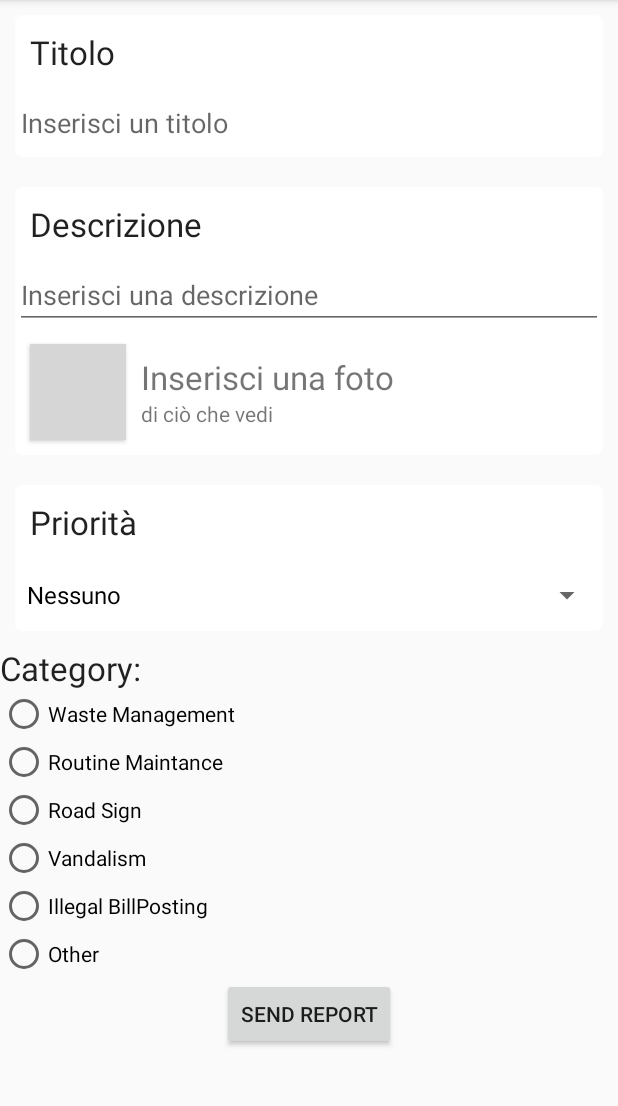
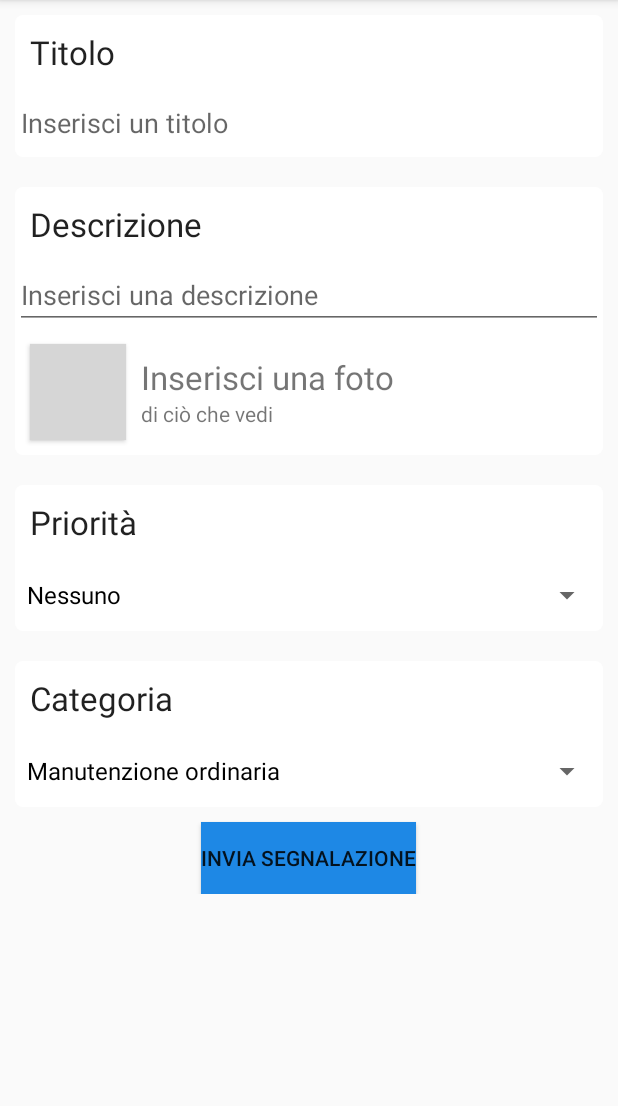
Before and after one commit to ggranata89/ProgettoSE, an Android app: the fragment FragmentReport shown on its own in the app's theme, on a phone screen of 412 x 824 dp, the part 84-1190 px from its top. Run offline under Robolectric (Android 15) with nearby library versions, the phone set to English and light mode, and no system bars; libraries missing offline, so code that uses them is left out: com.gc.materialdesign; plain views replace ButtonFloat; 2 statements that could not run were skipped; grey boxes are pictures that could not be loaded.

Commit message:
GUI segnalazione modificata

```diff
--- a/app/build.gradle
+++ b/app/build.gradle
@@ -9,7 +9,7 @@ android {
         minSdkVersion 15
         targetSdkVersion 21
         versionCode 1
-        versionName "0.3.1"
+        versionName "0.6.1"
     }
     buildTypes {
         release {
@@ -22,7 +22,8 @@ android {
 dependencies {
     compile fileTree(dir: 'libs', include: ['*.jar'])
     compile 'com.android.support:appcompat-v7:22.1.1'
-    compile 'com.github.navasmdc:MaterialDesign:1.+@aar'
+    compile 'com.nineoldandroids:library:2.4.+'
+    compile 'com.github.navasmdc:MaterialDesign:1.5@aar'
     compile 'it.neokree:MaterialNavigationDrawer:1.3.2'
     compile 'com.google.android.gms:play-services:7.3.0'
 }
--- a/app/src/main/java/com/example/ricky/mycity/FragmentReport.java
+++ b/app/src/main/java/com/example/ricky/mycity/FragmentReport.java
@@ -27,6 +27,8 @@ import android.widget.ImageButton;
 import android.widget.RadioGroup;
 import android.widget.Spinner;
 import android.widget.Toast;
+
+import com.gc.materialdesign.views.ButtonFloat;
 
 import org.apache.http.HttpResponse;
 import org.apache.http.client.HttpClient;
@@ -62,14 +64,28 @@ public class FragmentReport extends Fragment implements Costanti,View.OnClickLis
 
         tvTitle = (EditText) rootView.findViewById(R.id.report_title);
         tvDescription = (EditText) rootView.findViewById(R.id.report_body);
-        //PriorityGroup = (RadioGroup) rootView.findViewById(R.id.Priority_RadioGroup);
         Spinner prioritySpinner = (Spinner) rootView.findViewById(R.id.priority);
         ArrayAdapter<CharSequence> adapter = ArrayAdapter.createFromResource(getActivity(),R.array.priority_array, android.R.layout.simple_spinner_dropdown_item);
         adapter.setDropDownViewResource(android.R.layout.simple_spinner_dropdown_item);
         prioritySpinner.setAdapter(adapter);
         prioritySpinner.setOnItemSelectedListener(this);
-        CategoryGroup = (RadioGroup) rootView.findViewById(R.id.Category_RadioGroup);
+        Spinner categorySpinner = (Spinner) rootView.findViewById(R.id.category);
+        ArrayAdapter<CharSequence> adapter1 = ArrayAdapter.createFromResource(getActivity(), R.array.category_array, android.R.layout.simple_spinner_dropdown_item);
+        adapter1.setDropDownViewResource(android.R.layout.simple_spinner_dropdown_item);
+        categorySpinner.setAdapter(adapter1);
+        categorySpinner.setSelection(1);
+        categorySpinner.setOnItemSelectedListener(new AdapterView.OnItemSelectedListener() {
+            @Override
+            public void onItemSelected(AdapterView<?> adapterView, View view, int i, long l) {
+                Log.d("LISTENER CATEGORY", "CATEGORY: " + i);
+                category_index = i;
+            }
 
+            @Override
+            public void onNothingSelected(AdapterView<?> adapterView) {
+                //TODO
+            }
+        });
         SharedPreferences user_details = this.getActivity().getSharedPreferences("userDetails", Context.MODE_PRIVATE);
         sessid = user_details.getString("sessid","");
         session_name = user_details.getString("session_name", "");
@@ -79,12 +95,15 @@ public class FragmentReport extends Fragment implements Costanti,View.OnClickLis
         latitude = args.getDouble("latitude", 0.0);
         longitude = args.getDouble("longitude", 0.0);
 
-        Button b = (Button) rootView.findViewById(R.id.send_report);
-        b.setOnClickListener(this);
-
         cameraButton = (ImageButton) rootView.findViewById(R.id.camera);
         cameraButton.setOnClickListener(this);
         return rootView;
+    }
+
+    public void sendMyReport(){
+        title = tvTitle.getText().toString().trim();
+        description = tvDescription.getText().toString().trim();
+        new doSendReport().execute();
     }
 
     @Override
@@ -94,25 +113,13 @@ public class FragmentReport extends Fragment implements Costanti,View.OnClickLis
 
     @Override
     public void onNothingSelected(AdapterView<?> adapterView) {
-
+        //TODO
     }
 
     @Override
     public void onClick(View v) {
 
         switch (v.getId()) {
-            case R.id.send_report:
-                title = tvTitle.getText().toString().trim();
-                description = tvDescription.getText().toString().trim();
-                //int radioButtonID = PriorityGroup.getCheckedRadioButtonId();
-                //View radioButton = PriorityGroup.findViewById(radioButtonID);
-                //priority_index = PriorityGroup.indexOfChild(radioButton);
-                int radioButtonID = CategoryGroup.getCheckedRadioButtonId();
-                View radioButton = CategoryGroup.findViewById(radioButtonID);
-                category_index = CategoryGroup.indexOfChild(radioButton);
-                new doSendReport().execute();
-                break;
-
             case R.id.camera:
                 Intent intent = new Intent(MediaStore.ACTION_IMAGE_CAPTURE);
 
--- a/app/src/main/java/com/example/ricky/mycity/MainActivity.java
+++ b/app/src/main/java/com/example/ricky/mycity/MainActivity.java
@@ -15,6 +15,7 @@ import android.location.LocationManager;
 import android.os.AsyncTask;
 import android.os.Bundle;
 import android.util.Log;
+import android.view.View;
 import android.widget.Toast;
 
 import org.json.JSONException;
@@ -81,6 +82,10 @@ public class MainActivity extends MaterialNavigationDrawer implements MaterialAc
         this.addSubheader(getAppVersion());
 
         this.addBottomSection(newSection(getString(R.string.bottom), R.mipmap.settings, new Intent(this,Settings.class)));
+    }
+
+    public void sendReport(View view){
+        fragmentReport.sendMyReport();
     }
 
     private void getMyLocation() {
--- a/app/src/main/res/layout/fragment_report.xml
+++ b/app/src/main/res/layout/fragment_report.xml
@@ -1,6 +1,8 @@
 <?xml version="1.0" encoding="utf-8"?>
 
-<ScrollView xmlns:android="http://schemas.android.com/apk/res/android"
+<ScrollView
+    xmlns:android="http://schemas.android.com/apk/res/android"
+    xmlns:materialdesign="http://schemas.android.com/apk/res-auto"
     android:layout_width="fill_parent"
     android:layout_height="wrap_content">
 
@@ -142,19 +144,28 @@
     </RadioGroup>-->
         </LinearLayout>
 
+    <LinearLayout
+        android:layout_width="match_parent"
+        android:layout_height="wrap_content"
+        android:orientation="vertical"
+        android:layout_margin="10dp"
+        android:background="@drawable/layout_bg">
+
     <TextView
         android:layout_width="wrap_content"
         android:layout_height="wrap_content"
         android:textAppearance="?android:attr/textAppearanceLarge"
-        android:text="Category:"
+        android:text="@string/category"
         android:id="@+id/textView3"
-        android:layout_margin="0dp"
-        android:layout_marginLeft="2dp"
-        android:layout_marginTop="2dp"
-        android:layout_marginRight="0dp"
-        android:layout_marginBottom="0dp" />
+        android:layout_margin="10dp"/>
 
-    <RadioGroup
+        <Spinner
+            android:layout_width="fill_parent"
+            android:layout_height="wrap_content"
+            android:id="@+id/category">
+        </Spinner>
+
+    <!--<RadioGroup
         android:layout_width="394dp"
         android:layout_height="wrap_content"
         android:id="@+id/Category_RadioGroup"
@@ -195,17 +206,29 @@
             android:layout_height="wrap_content"
             android:text="Other"
             android:id="@+id/Category_radioButton6" />
-
-
-
-    </RadioGroup>
+    </RadioGroup>-->
+        </LinearLayout>
 
     <Button
         android:layout_width="wrap_content"
         android:layout_height="wrap_content"
-        android:text="Send Report"
+        android:text="Invia Segnalazione"
         android:id="@+id/send_report"
+        android:onClick="sendReport"
+        android:background="#1E88E5"
         android:layout_gravity="center_horizontal"/>
+    <!--<com.gc.materialdesign.views.ButtonFloat
+        android:id="@+id/send_report"
+        android:layout_width="wrap_content"
+        android:layout_height="wrap_content"
+        android:layout_gravity="right"
+        android:layout_marginBottom="100dp"
+        android:background="#1E88E5"
+        android:onClick="sendReport"
+        materialdesign:animate="true"
+        materialdesign:iconDrawable="@drawable/send_now" />-->
 
 </LinearLayout>
+
+
     </ScrollView>
--- a/app/src/main/res/values/strings.xml
+++ b/app/src/main/res/values/strings.xml
@@ -28,6 +28,7 @@
     <string name="title">Titolo</string>
     <string name="description">Descrizione</string>
     <string name="priority">Priorità</string>
+    <string name="category">Categoria</string>
 
     <!-- Priority Array -->
     <string-array name="priority_array">
@@ -36,4 +37,14 @@
         <item>Normale</item>
         <item>Critica</item>
     </string-array>
+
+    <!-- Category Array -->
+    <string-array name="category_array">
+        <item>Gestione rifiuti</item>
+        <item>Manutenzione ordinaria</item>
+        <item>Segnaletica stradale</item>
+        <item>Vandalismo</item>
+        <item>Affissione abusiva</item>
+        <item>Altro</item>
+    </string-array>
 </resources>
```
Also changed, not shown: app/src/main/res/drawable/send_now.png (added), 1 other file.
